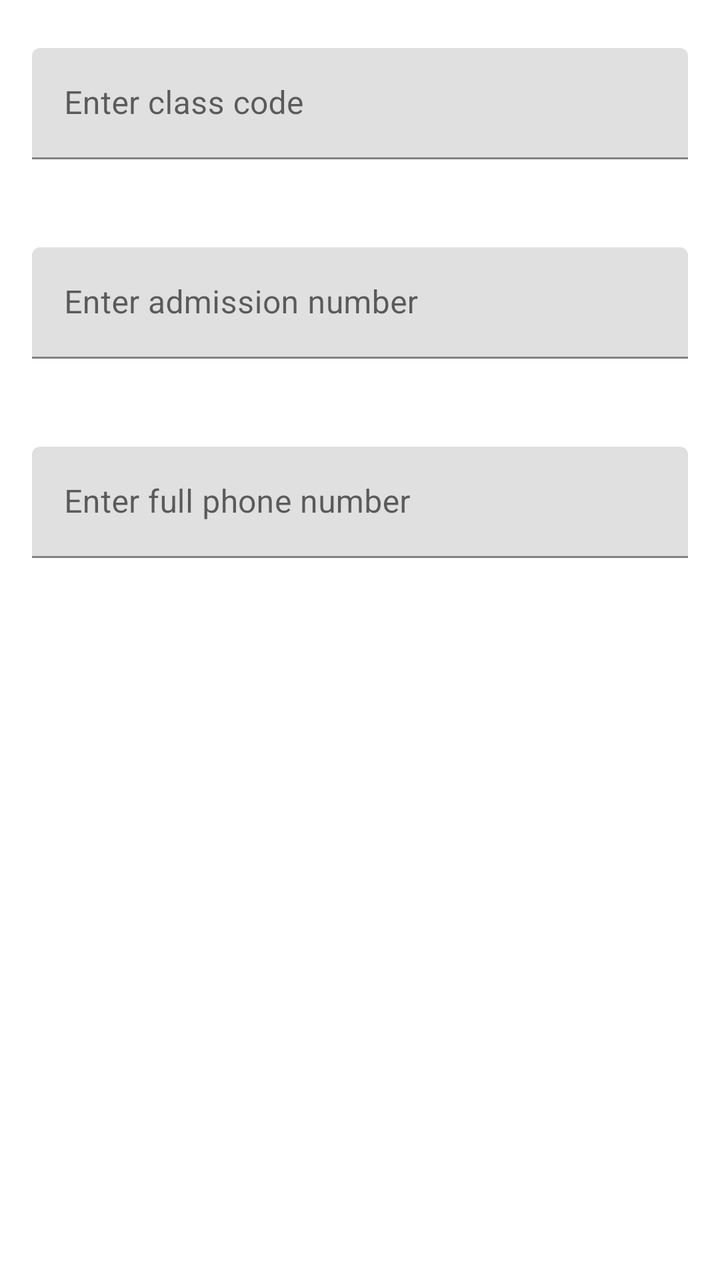
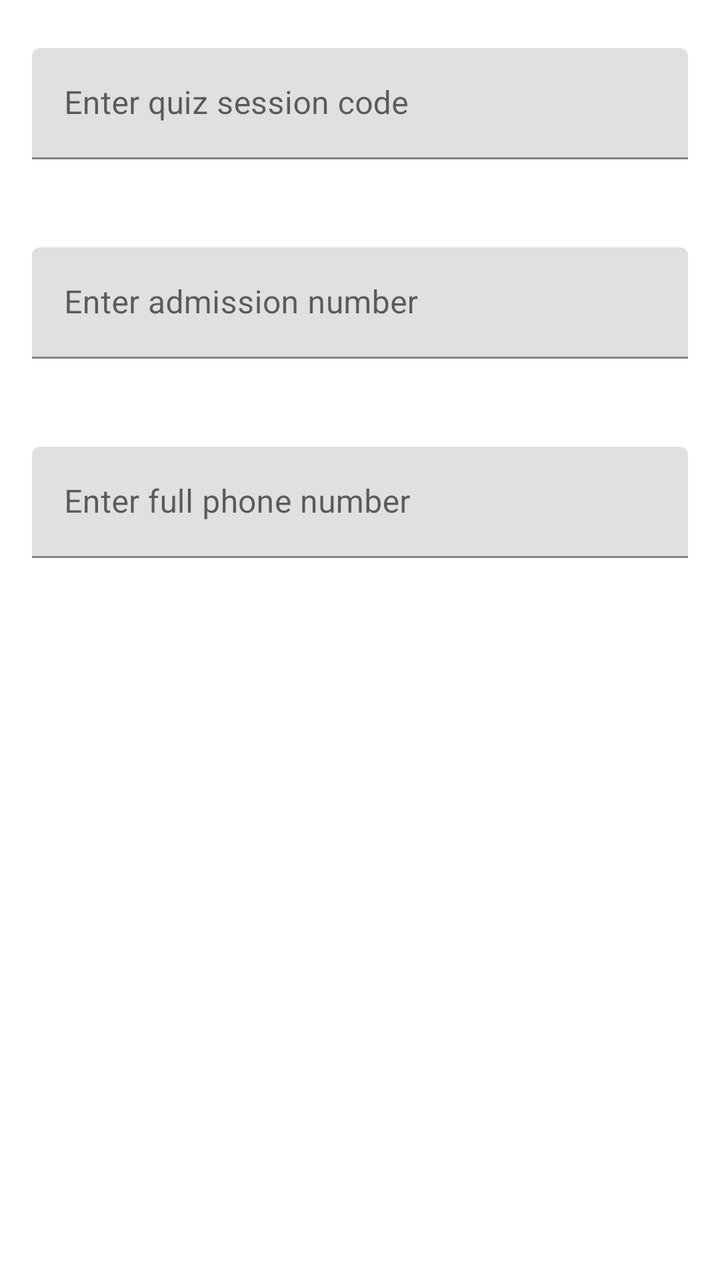

Screens rendered from an Android XML layout before and after an edit, with the pre-edit source and the edit as a unified diff.
<!-- AndroidManifest.xml: application theme Theme.LockAppForGlasses -->
<!-- res/layout/dialog_input_class_code.xml -->
<?xml version="1.0" encoding="utf-8"?>
<LinearLayout xmlns:android="http://schemas.android.com/apk/res/android"
    android:layout_margin="8dp"
    android:layout_width="match_parent"
    android:layout_height="wrap_content"
    android:orientation="vertical">

    <com.google.android.material.textfield.TextInputLayout
        style="@style/Widget.Material3.TextInputEditText.FilledBox.Dense"
        android:layout_width="match_parent"
        android:layout_height="wrap_content">

        <com.google.android.material.textfield.TextInputEditText
            android:id="@+id/et_class_code"
            android:hint="Enter class code"
            android:inputType="number"
            android:layout_width="match_parent"
            android:layout_height="wrap_content"/>

    </com.google.android.material.textfield.TextInputLayout>

    <com.google.android.material.textfield.TextInputLayout
        style="@style/Widget.Material3.TextInputEditText.FilledBox.Dense"
        android:layout_width="match_parent"
        android:layout_height="wrap_content"
        android:layout_marginTop="12dp">

        <com.google.android.material.textfield.TextInputEditText
            android:id="@+id/et_admission_no"
            android:hint="Enter admission number"
            android:inputType="number"
            android:layout_width="match_parent"
            android:layout_height="wrap_content"/>

    </com.google.android.material.textfield.TextInputLayout>

    <TextView
        android:id="@+id/tv_phone_hint"
        android:layout_width="match_parent"
        android:layout_height="wrap_content"
        android:layout_marginTop="6dp"
        android:textColor="@color/black"
        android:textSize="14sp"
        android:visibility="gone" />

    <com.google.android.material.textfield.TextInputLayout
        style="@style/Widget.Material3.TextInputEditText.FilledBox.Dense"
        android:layout_width="match_parent"
        android:layout_height="wrap_content"
        android:layout_marginTop="12dp">

        <com.google.android.material.textfield.TextInputEditText
            android:id="@+id/et_phone"
            android:hint="Enter full phone number"
            android:inputType="phone"
            android:layout_width="match_parent"
            android:layout_height="wrap_content"/>

    </com.google.android.material.textfield.TextInputLayout>

</LinearLayout>
<!-- resources referenced by this layout -->
<resources>
  <color name="black">#FF000000</color>
  <style name="Theme.LockAppForGlasses" parent="Theme.MaterialComponents.DayNight.DarkActionBar">
          
          <item name="colorPrimary">@color/purple_500</item>
          <item name="colorPrimaryVariant">@color/purple_700</item>
          <item name="colorOnPrimary">@color/white</item>
          
          <item name="colorSecondary">@color/teal_200</item>
          <item name="colorSecondaryVariant">@color/teal_700</item>
          <item name="colorOnSecondary">@color/black</item>
          
          <item name="android:statusBarColor" tools:targetApi="l">?attr/colorPrimaryVariant</item>
          
      </style>
  <color name="purple_500">#FF6200EE</color>
  <color name="purple_700">#FF3700B3</color>
  <color name="white">#FFFFFFFF</color>
  <color name="teal_200">#FF03DAC5</color>
  <color name="teal_700">#FF018786</color>
</resources>

<!-- the commit's change to res/layout/dialog_input_class_code.xml (unified diff, before → after) -->
@@ -12,7 +12,7 @@
 
         <com.google.android.material.textfield.TextInputEditText
             android:id="@+id/et_class_code"
-            android:hint="Enter class code"
+            android:hint="Enter quiz session code"
             android:inputType="number"
             android:layout_width="match_parent"
             android:layout_height="wrap_content"/>
